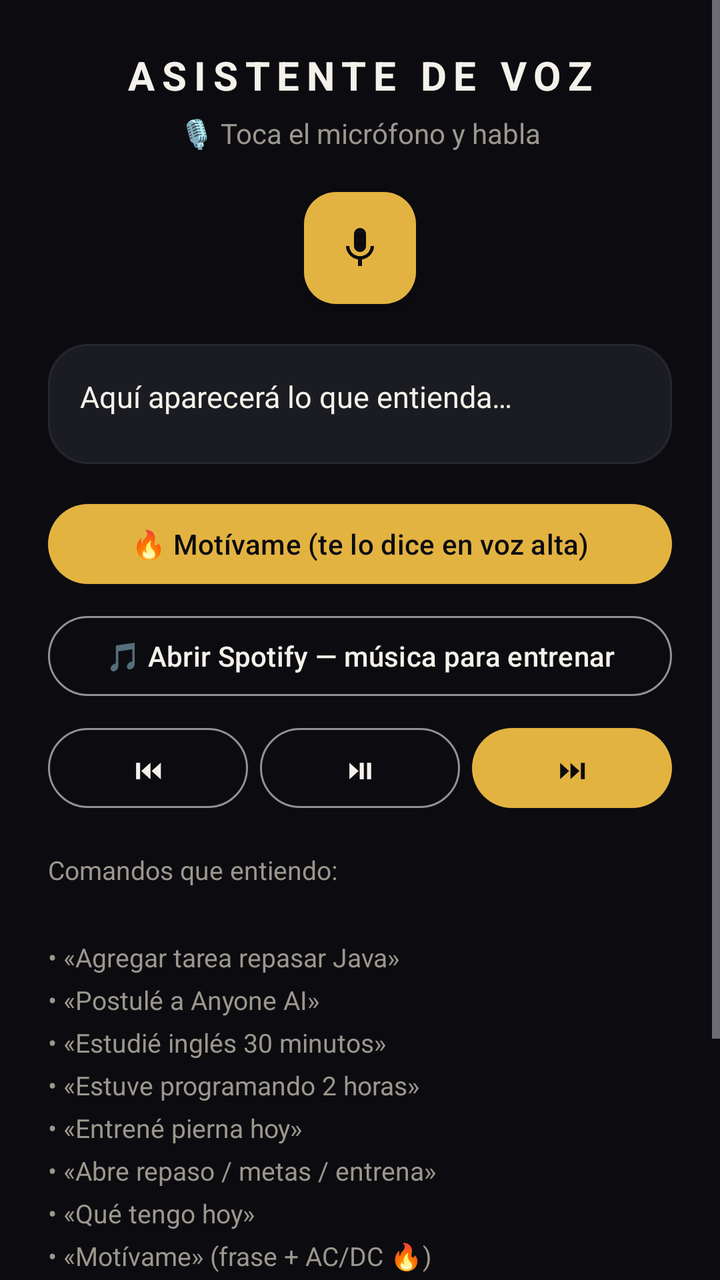
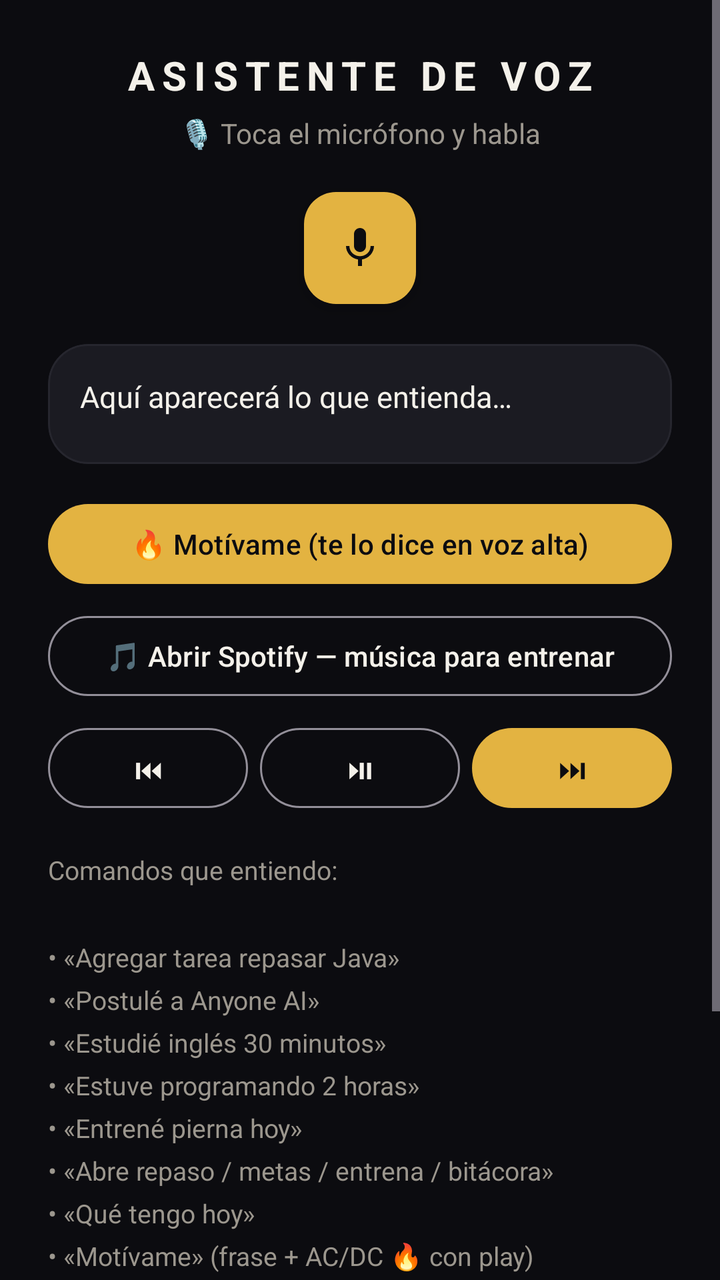

Before-and-after screenshots of an Android layout around one commit, followed by the original layout XML and the change that was made.
<!-- AndroidManifest.xml: application theme Theme.DevTrack -->
<!-- res/layout/fragment_asistente.xml -->
<?xml version="1.0" encoding="utf-8"?>
<ScrollView xmlns:android="http://schemas.android.com/apk/res/android"
    xmlns:app="http://schemas.android.com/apk/res-auto"
    android:layout_width="match_parent"
    android:layout_height="match_parent"
    android:background="@color/bg">

    <LinearLayout
        android:orientation="vertical"
        android:gravity="center_horizontal"
        android:layout_width="match_parent"
        android:layout_height="wrap_content"
        android:padding="24dp">

        <TextView
            android:layout_width="wrap_content"
            android:layout_height="wrap_content"
            android:text="ASISTENTE DE VOZ"
            android:textAllCaps="true"
            android:letterSpacing="0.18"
            android:textColor="@color/text"
            android:textSize="20sp"
            android:textStyle="bold" />

        <TextView
            android:id="@+id/tvStatus"
            android:layout_width="wrap_content"
            android:layout_height="wrap_content"
            android:layout_marginTop="6dp"
            android:text="🎙️ Toca el micrófono y habla"
            android:textColor="@color/textDim"
            android:textSize="14sp" />

        <com.google.android.material.floatingactionbutton.FloatingActionButton
            android:id="@+id/btnMic"
            android:layout_width="wrap_content"
            android:layout_height="wrap_content"
            android:layout_marginTop="20dp"
            app:fabSize="normal"
            android:backgroundTint="@color/primary"
            android:src="@drawable/ic_mic"
            app:tint="@color/bg"
            android:contentDescription="Micrófono" />

        <com.google.android.material.card.MaterialCardView
            android:layout_width="match_parent"
            android:layout_height="wrap_content"
            android:layout_marginTop="20dp"
            app:cardBackgroundColor="@color/card"
            app:cardCornerRadius="20dp"
            app:strokeColor="@color/cardBorder"
            app:strokeWidth="1dp">

            <TextView
                android:id="@+id/tvHeard"
                android:layout_width="match_parent"
                android:layout_height="wrap_content"
                android:minHeight="60dp"
                android:padding="16dp"
                android:text="Aquí aparecerá lo que entienda…"
                android:textColor="@color/text"
                android:textSize="15sp"
                android:lineSpacingMultiplier="1.3" />
        </com.google.android.material.card.MaterialCardView>

        <com.google.android.material.button.MaterialButton
            android:id="@+id/btnMotivate"
            android:layout_width="match_parent"
            android:layout_height="wrap_content"
            android:layout_marginTop="16dp"
            app:backgroundTint="@color/primary"
            android:textColor="@color/bg"
            android:text="🔥 Motívame (te lo dice en voz alta)" />

        <com.google.android.material.button.MaterialButton
            android:id="@+id/btnSpotify"
            style="@style/Widget.Material3.Button.OutlinedButton"
            android:layout_width="match_parent"
            android:layout_height="wrap_content"
            android:layout_marginTop="8dp"
            android:text="🎵 Abrir Spotify — música para entrenar"
            android:textColor="@color/text" />

        <LinearLayout
            android:orientation="horizontal"
            android:layout_width="match_parent"
            android:layout_height="wrap_content"
            android:layout_marginTop="8dp">

            <com.google.android.material.button.MaterialButton
                android:id="@+id/btnPrev"
                style="@style/Widget.Material3.Button.OutlinedButton"
                android:layout_width="0dp"
                android:layout_height="wrap_content"
                android:layout_weight="1"
                android:layout_marginEnd="6dp"
                android:text="⏮"
                android:textColor="@color/text" />

            <com.google.android.material.button.MaterialButton
                android:id="@+id/btnPlayPause"
                style="@style/Widget.Material3.Button.OutlinedButton"
                android:layout_width="0dp"
                android:layout_height="wrap_content"
                android:layout_weight="1"
                android:layout_marginEnd="6dp"
                android:text="⏯"
                android:textColor="@color/text" />

            <com.google.android.material.button.MaterialButton
                android:id="@+id/btnNext"
                android:layout_width="0dp"
                android:layout_height="wrap_content"
                android:layout_weight="1"
                app:backgroundTint="@color/primary"
                android:text="⏭"
                android:textColor="@color/bg" />
        </LinearLayout>

        <TextView
            android:layout_width="match_parent"
            android:layout_height="wrap_content"
            android:layout_marginTop="18dp"
            android:text="Comandos que entiendo:\n\n• «Agregar tarea repasar Java»\n• «Postulé a Anyone AI»\n• «Estudié inglés 30 minutos»\n• «Estuve programando 2 horas»\n• «Entrené pierna hoy»\n• «Abre repaso / metas / entrena»\n• «Qué tengo hoy»\n• «Motívame» (frase + AC/DC 🔥)\n• «Pon AC/DC» o cualquier artista\n• «Siguiente canción» · «Pausa» · «Dale play»\n\n🧠 Con Groq activa también puedes preguntarme LO QUE SEA: dudas de la app, de programación, de tu plan… yo conozco tus tareas y metas."
            android:textColor="@color/textDim"
            android:textSize="13sp"
            android:lineSpacingMultiplier="1.4" />
    </LinearLayout>
</ScrollView>
<!-- resources referenced by this layout -->
<resources>
  <color name="bg">#0C0C10</color>
  <color name="card">#1B1B22</color>
  <color name="cardBorder">#26262E</color>
  <color name="primary">#E3B341</color>
  <color name="text">#F4F1EA</color>
  <color name="textDim">#9C978E</color>
  <!-- drawable ic_mic (drawable) -->
  <vector xmlns:android="http://schemas.android.com/apk/res/android"
      android:width="24dp" android:height="24dp"
      android:viewportWidth="24" android:viewportHeight="24">
      <path android:fillColor="#E8ECF8"
          android:pathData="M12,14c1.66,0 3,-1.34 3,-3V5c0,-1.66 -1.34,-3 -3,-3S9,3.34 9,5v6c0,1.66 1.34,3 3,3zM17.3,11c0,3 -2.54,5.1 -5.3,5.1S6.7,14 6.7,11H5c0,3.41 2.72,6.23 6,6.72V21h2v-3.28c3.28,-0.49 6,-3.31 6,-6.72h-1.7z" />
  </vector>
  <style name="Theme.DevTrack" parent="Theme.Material3.Dark.NoActionBar">
          <item name="colorPrimary">@color/primary</item>
          <item name="colorOnPrimary">#14100A</item>
          <item name="colorSecondary">@color/secondary</item>
          <item name="android:colorBackground">@color/bg</item>
          <item name="colorSurface">@color/surface</item>
          <item name="colorOnSurface">@color/text</item>
          <item name="android:statusBarColor">@color/bg</item>
          <item name="android:navigationBarColor">@color/surface</item>
          <item name="android:windowLightStatusBar">false</item>
      </style>
  <color name="secondary">#8E8CA8</color>
  <color name="surface">#141419</color>
</resources>

<!-- the commit's change to res/layout/fragment_asistente.xml (unified diff, before → after) -->
@@ -121,7 +121,7 @@
             android:layout_width="match_parent"
             android:layout_height="wrap_content"
             android:layout_marginTop="18dp"
-            android:text="Comandos que entiendo:\n\n• «Agregar tarea repasar Java»\n• «Postulé a Anyone AI»\n• «Estudié inglés 30 minutos»\n• «Estuve programando 2 horas»\n• «Entrené pierna hoy»\n• «Abre repaso / metas / entrena»\n• «Qué tengo hoy»\n• «Motívame» (frase + AC/DC 🔥)\n• «Pon AC/DC» o cualquier artista\n• «Siguiente canción» · «Pausa» · «Dale play»\n\n🧠 Con Groq activa también puedes preguntarme LO QUE SEA: dudas de la app, de programación, de tu plan… yo conozco tus tareas y metas."
+            android:text="Comandos que entiendo:\n\n• «Agregar tarea repasar Java»\n• «Postulé a Anyone AI»\n• «Estudié inglés 30 minutos»\n• «Estuve programando 2 horas»\n• «Entrené pierna hoy»\n• «Abre repaso / metas / entrena / bitácora»\n• «Qué tengo hoy»\n• «Motívame» (frase + AC/DC 🔥 con play)\n• «Pon AC/DC» o cualquier artista\n• «Siguiente canción» · «Pausa» · «Dale play»\n\n🧠 Con Groq también respondo LO QUE SEA: dudas de la app, programación, inglés y DINERO 💰 (mentor financiero: presupuestos, ahorro, deudas, estafas). Conozco tus tareas, metas y tu bitácora."
             android:textColor="@color/textDim"
             android:textSize="13sp"
             android:lineSpacingMultiplier="1.4" />
